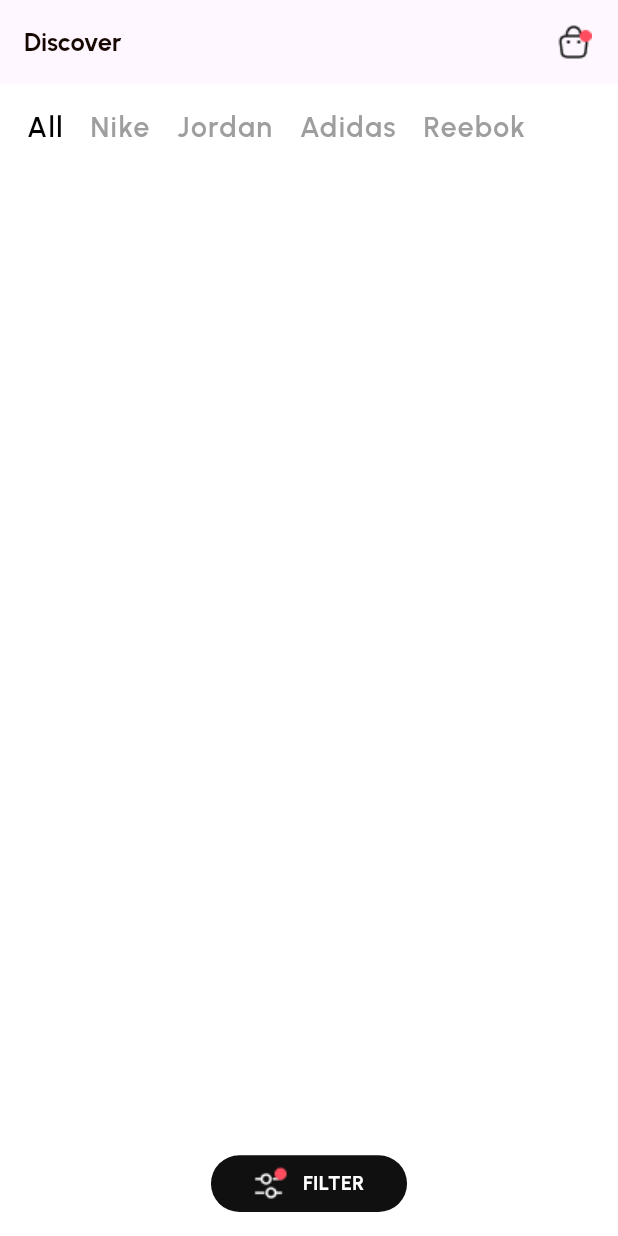
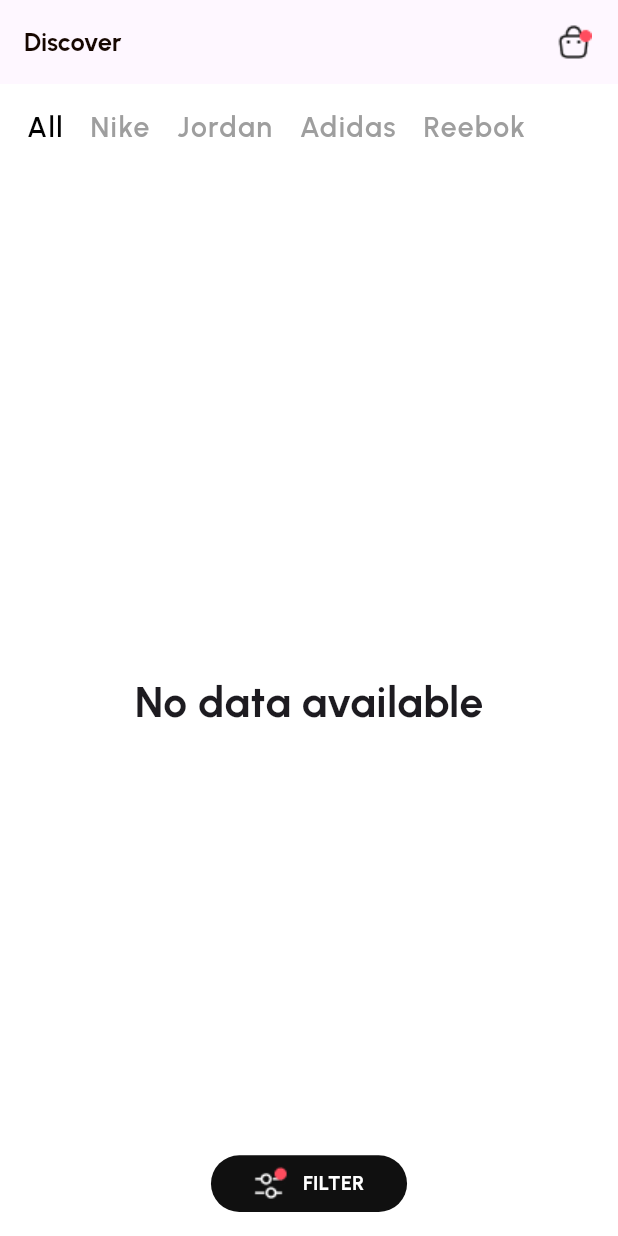
Before and after one commit to nmustakim/shoe-commerce24, a Flutter app: the screen it shows after launch, on a phone screen of 412 x 824 dp. Run offline on Flutter 3.47's test engine with Material 3 defaults, Android fonts, the phone set to English and light mode, and no system bars; our stand-ins replace cloud_firestore, firebase_core, flutter_screenutil, fluttertoast, google_fonts; accounts and stored records are empty.

Commit message:
circular indicator centered, epty data handled

```diff
--- a/lib/screens/discover_shoes/discover_shoes.dart
+++ b/lib/screens/discover_shoes/discover_shoes.dart
@@ -43,7 +43,6 @@
 
   @override
   Widget build(BuildContext context) {
-   final shoesProvider = Provider.of<ShoesProvider>(context);
     return Scaffold(
       floatingActionButtonLocation: FloatingActionButtonLocation.centerFloat,
       backgroundColor: Colors.white,
@@ -66,9 +65,17 @@
               _verticalSpacing(16),
               _buildCategoryRow(shoesProvider),
               _verticalSpacing(16),
-              shoesProvider.isLoading?const Center(child: CircularProgressIndicator(),):
+
               Expanded(
-                child: GridView.builder(
+                child:               shoesProvider.isLoading?const Center(child: CircularProgressIndicator(),):
+                shoesProvider.shoes.isEmpty
+                    ? Center(
+                  child: Text(
+                    'No data available',
+                    style: headlineW700F30,
+                  ),
+                )
+                    :  GridView.builder(
                   controller: _scrollController,
                   gridDelegate: const SliverGridDelegateWithFixedCrossAxisCount(
                     crossAxisCount: 2,
```
